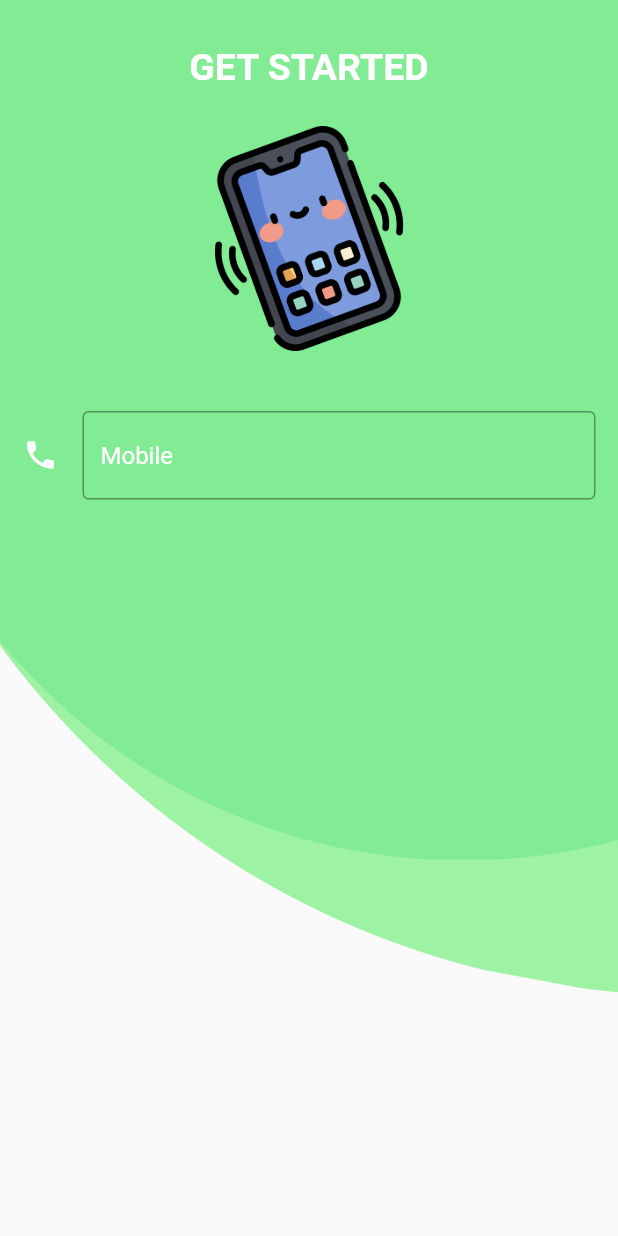
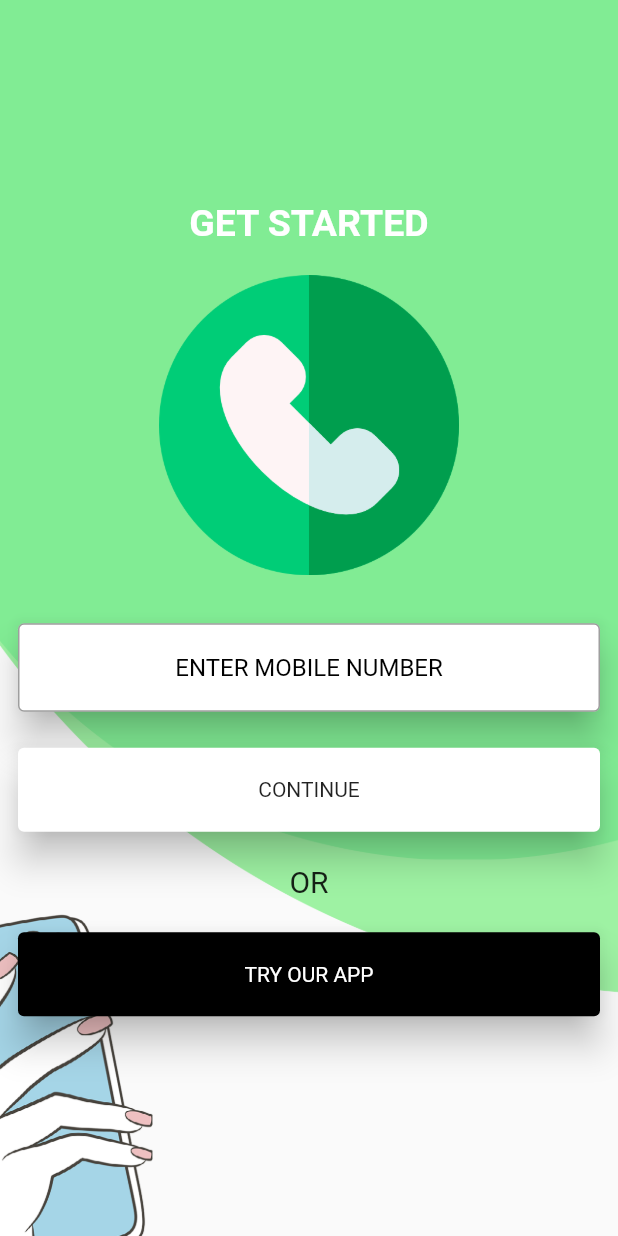
Before and after one commit to SanjaySinghGangwar/social, a Flutter app: the screen it shows after launch, on a phone screen of 412 x 824 dp. Run offline on Flutter 3.47's test engine with Material 2 defaults, Android fonts, the phone set to English and light mode, and no system bars; our stand-ins replace firebase_auth, firebase_core, font_awesome_flutter; accounts and stored records are empty.

Commit message:
Made UI for login

```diff
--- a/lib/login.dart
+++ b/lib/login.dart
@@ -9,6 +9,8 @@ class Login extends StatefulWidget {
 }
 
 class _LoginState extends State<Login> {
+  final TextEditingController phoneController = TextEditingController();
+
   @override
   Widget build(BuildContext context) {
     return MaterialApp(
@@ -16,29 +18,45 @@ class _LoginState extends State<Login> {
         body: Container(
           decoration: const BoxDecoration(
             image: DecorationImage(
-              image: AssetImage("assets/images/splash_background.png"),
+              image: AssetImage("assets/images/login.png"),
               fit: BoxFit.cover,
             ),
           ),
           child: SafeArea(
             child: Column(
+              mainAxisAlignment: MainAxisAlignment.center,
+              mainAxisSize: MainAxisSize.max,
+              crossAxisAlignment: CrossAxisAlignment.stretch,
               children: const <Widget>[
+                Center(
+                  child: Text(
+                    "GET STARTED",
+                    style: TextStyle(
+                        color: Colors.white,
+                        fontSize: 25,
+                        fontWeight: FontWeight.bold),
+                  ),
+                ),
                 SizedBox(
-                  height: 30,
-                ),
-                Text(
-                  "GET STARTED",
-                  style: TextStyle(color: Colors.white, fontSize: 25,fontWeight: FontWeight.bold),
+                  height: 20,
                 ),
                 SizedBox(
                   height: 200,
                   width: 150,
                   child: Image(
                     image: AssetImage('assets/images/phone.png'),
-                    )),
+                  ),
+                ),
+                SizedBox(
+                  height: 20,
+                ),
                 Padding(
-                  padding: EdgeInsets.all(15.0),
+                  padding: EdgeInsets.all(8.0),
+                  child: Card(
+                    elevation: 10,
                     child: TextField(
+                      textAlign: TextAlign.center,
+                      keyboardType: TextInputType.number,
                       decoration: InputDecoration(
                         focusedBorder: OutlineInputBorder(
                           borderSide:
@@ -46,15 +64,59 @@ class _LoginState extends State<Login> {
                         ),
                         disabledBorder: OutlineInputBorder(
                           borderSide:
-                          BorderSide(color: Colors.white, width: 2.0),
-                        ),
-                        icon: Icon(
-                          Icons.phone,
-                          color: Colors.white,
+                              BorderSide(color: Colors.black, width: 2.0),
                         ),
                         border: OutlineInputBorder(),
-                        hintText: 'Mobile',
-                        hintStyle: TextStyle(color: Colors.white)),
+                        hintText: 'ENTER MOBILE NUMBER',
+                        hintStyle: TextStyle(color: Colors.black),
+                      ),
+                    ),
+                  ),
+                ),
+                Padding(
+                  padding: EdgeInsets.all(8.0),
+                  child: Card(
+                    elevation: 10,
+                    child: InkWell(
+                      child: Padding(
+                        padding: EdgeInsets.all(20.0),
+                        child: Center(
+                          child: Text(
+                            "CONTINUE",
+                          ),
+                        ),
+                      ),
+                    ),
+                  ),
+                ),
+                SizedBox(
+                  height: 10,
+                ),
+                Center(
+                  child: Text(
+                    "OR",
+                    style: TextStyle(fontSize: 20),
+                  ),
+                ),
+                SizedBox(
+                  height: 10,
+                ),
+                Padding(
+                  padding: EdgeInsets.all(8.0),
+                  child: Card(
+                    color: Colors.black,
+                    elevation: 10,
+                    child: InkWell(
+                      child: Padding(
+                        padding: EdgeInsets.all(20.0),
+                        child: Center(
+                          child: Text(
+                            "TRY OUR APP",
+                            style: TextStyle(color: Colors.white),
+                          ),
+                        ),
+                      ),
+                    ),
                   ),
                 ),
               ],
```
Also changed, not shown: assets/images/login.png (added), assets/images/phone.png. Lines whose indentation alone changed are shown as unchanged.
